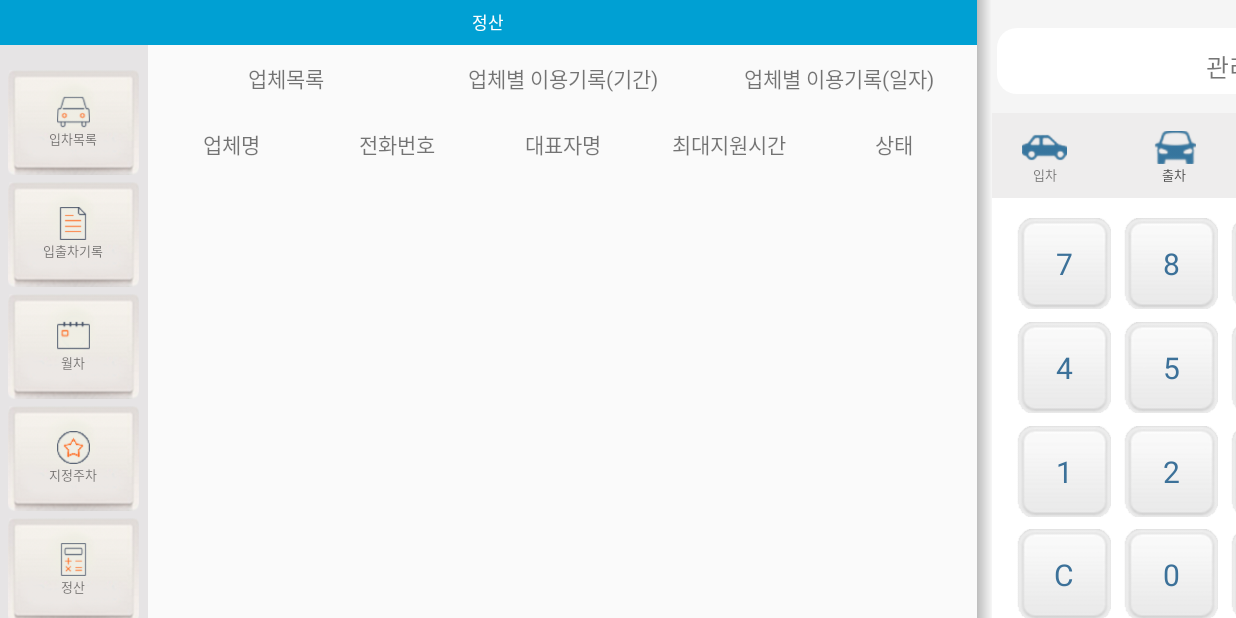
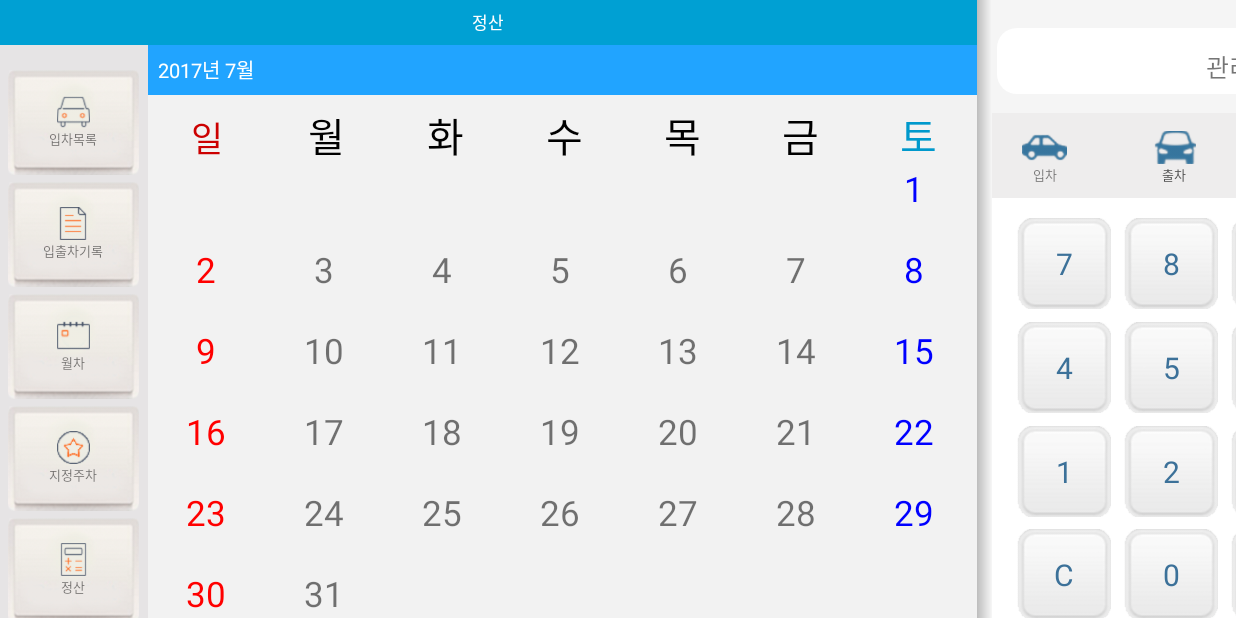
Before and after one commit to XisoDev/xposnative, an Android app: the screen it shows after launch (MainActivity), after a tap on "정산", on a phone screen of 824 x 412 dp (held sideways). Run offline under Robolectric (Android 15) with nearby library versions, the phone set to English and light mode, and no system bars; plain views replace FloatingActionButton; 2 other taps on this screen came first.

Commit message:
calendar

```diff
--- /dev/null
+++ b/app/src/main/java/com/example/macarrow/xPos/DayInfo.java
@@ -0,0 +1,43 @@
+package com.example.macarrow.xPos;
+
+public class DayInfo {
+
+    private String day;
+    private boolean inMonth;
+
+    /**
+     * 날짜를 반환한다.
+     *
+     * @return day 날짜
+     */
+    public String getDay() {
+        return day;
+    }
+
+    /**
+     * 날짜를 저장한다.
+     *
+     * @param day 날짜
+     */
+    public void setDay(String day) {
+        this.day = day;
+    }
+
+    /**
+     * 이번달의 날짜인지 정보를 반환한다.
+     *
+     * @return inMonth(true/false)
+     */
+    public boolean isInMonth() {
+        return inMonth;
+    }
+
+    /**
+     * 이번달의 날짜인지 정보를 저장한다.
+     *
+     * @param inMonth(true/false)
+     */
+    public void setInMonth(boolean inMonth) {
+        this.inMonth = inMonth;
+    }
+}
--- a/app/src/main/java/com/example/macarrow/xPos/MainActivity.java
+++ b/app/src/main/java/com/example/macarrow/xPos/MainActivity.java
@@ -19,6 +19,7 @@ import android.widget.TextView;
 import com.example.macarrow.xPos.Services.CarType_Services;
 import com.example.macarrow.xPos.Services.Garage_Service;
 import com.example.macarrow.xPos.Services.Month_Service;
+import com.example.macarrow.xPos.fragment.Calcu_Fragment;
 import com.example.macarrow.xPos.fragment.Config.Config_CarType_Add;
 import com.example.macarrow.xPos.fragment.Cooper_Fragment;
 import com.example.macarrow.xPos.fragment.Garage.CarTypeList;
@@ -418,7 +419,7 @@ public class MainActivity extends Activity {
                         break;
 
                     case R.id.tab_calcu:
-                        //fm.beginTransaction().replace(R.id.content_fragment, new Calcu_Fragment()).commit();
+                        fm.beginTransaction().replace(R.id.content_fragment, new Calcu_Fragment()).commit();
                         mainTitle.setText("정산");
                         break;
 
--- /dev/null
+++ b/app/src/main/java/com/example/macarrow/xPos/adapter/CalcuAdapter.java
@@ -0,0 +1,92 @@
+package com.example.macarrow.xPos.adapter;
+
+import android.content.Context;
+import android.graphics.Color;
+import android.view.LayoutInflater;
+import android.view.View;
+import android.view.ViewGroup;
+import android.widget.BaseAdapter;
+import android.widget.TextView;
+
+import com.example.macarrow.xPos.DayInfo;
+import com.example.macarrow.xPos.R;
+
+import java.util.ArrayList;
+import java.util.Calendar;
+
+public class CalcuAdapter extends BaseAdapter {
+
+    private ArrayList<DayInfo> mDayList;
+    private Context mContext;
+    private int mResource;
+    private LayoutInflater mflater;
+
+    public CalcuAdapter (Context context, int textResource, ArrayList<DayInfo> dayList) {
+        this.mContext = context;
+        this.mDayList = dayList;
+        this.mResource = textResource;
+        this.mflater = (LayoutInflater) mContext.getSystemService(Context.LAYOUT_INFLATER_SERVICE);
+    }
+
+    @Override
+    public int getCount() {
+        return mDayList.size();
+    }
+
+    @Override
+    public Object getItem(int position) {
+        return mDayList.get(position);
+    }
+
+    @Override
+    public long getItemId(int position) {
+        return 0;
+    }
+
+    @Override
+    public View getView (int position, View convertView, ViewGroup parent) {
+
+        DayInfo day = mDayList.get(position);
+        ViewHolder dayViewHolder;
+
+        if (convertView == null) {
+
+            convertView = mflater.inflate(mResource, null);
+            dayViewHolder = new ViewHolder();
+            dayViewHolder.day = (TextView) convertView.findViewById(R.id.calendar_day);
+            convertView.setTag(dayViewHolder);
+
+        } else {
+            dayViewHolder = (ViewHolder) convertView.getTag();
+
+        } if (day != null) {
+
+            Calendar mCal = Calendar.getInstance();
+            Integer today = mCal.get(Calendar.DAY_OF_MONTH);
+            String sToday = String.valueOf(today);
+            dayViewHolder.day.setText(day.getDay());
+
+            if (day.isInMonth()) {
+
+                if (day.getDay() == sToday) {
+                    dayViewHolder.day.setTextColor(Color.GREEN);
+                } else if (position % 7 == 0) {
+                    dayViewHolder.day.setTextColor(Color.RED);
+                } else if (position % 7 == 6) {
+                    dayViewHolder.day.setTextColor(Color.BLUE);
+                }
+
+            } else {
+                dayViewHolder.day.setText("");
+            }
+
+        }
+        return convertView;
+    }
+}
+
+class ViewHolder {
+
+    public TextView day;
+
+}
--- /dev/null
+++ b/app/src/main/java/com/example/macarrow/xPos/fragment/Calcu_Fragment.java
@@ -0,0 +1,192 @@
+package com.example.macarrow.xPos.fragment;
+
+import android.app.Fragment;
+import android.os.Bundle;
+import android.view.LayoutInflater;
+import android.view.View;
+import android.view.ViewGroup;
+import android.widget.AdapterView;
+import android.widget.Button;
+import android.widget.GridView;
+import android.widget.TextView;
+import android.widget.Toast;
+import com.example.macarrow.xPos.DayInfo;
+import com.example.macarrow.xPos.R;
+import com.example.macarrow.xPos.Services.Garage_Service;
+import com.example.macarrow.xPos.Services.Month_Service;
+import com.example.macarrow.xPos.adapter.CalcuAdapter;
+import java.util.ArrayList;
+import java.util.Calendar;
+
+public class Calcu_Fragment extends Fragment implements View.OnClickListener, AdapterView.OnItemClickListener{
+
+    public Calcu_Fragment(){}
+
+    public static int SUNDAY        = 1;
+    public static int MONDAY        = 2;
+    public static int TUESDAY       = 3;
+    public static int WEDNSESDAY    = 4;
+    public static int THURSDAY      = 5;
+    public static int FRIDAY        = 6;
+    public static int SATURDAY      = 7;
+
+    private ArrayList<DayInfo> mDayList;
+    private CalcuAdapter mAdapter;
+    private TextView DateTextView;
+    private GridView CalGrid;
+
+    Calendar mLastMonthCalendar;
+    Calendar mThisMonthCalendar;
+    Calendar mNextMonthCalendar;
+
+    final Garage_Service garageService = new Garage_Service(getActivity(), "garage.db", null, 1);
+    final Month_Service monthService = new Month_Service(getActivity(), "month.db", null, 1);
+
+    @Override
+    public View onCreateView(LayoutInflater inflater, ViewGroup container, Bundle savedInstanceState) {
+
+        View view = inflater.inflate(R.layout.calcu, container, false);
+
+        final TextView Total_amounts = (TextView)view.findViewById(R.id.total_amounts);
+        final TextView Month_amounts = (TextView)view.findViewById(R.id.month_amounts);
+        final TextView Dc_coopers = (TextView)view.findViewById(R.id.dc_coopers);
+        final TextView Pay_amounts = (TextView)view.findViewById(R.id.pay_amounts);
+        final TextView Receivable = (TextView)view.findViewById(R.id.receivable);
+        final TextView In_car_count = (TextView)view.findViewById(R.id.in_car_count);
+        final TextView Out_car_count = (TextView)view.findViewById(R.id.out_car_count);
+        DateTextView = (TextView)view.findViewById(R.id.dateTextView);
+        CalGrid = (GridView)view.findViewById(R.id.calGrid);
+        Button PrevButton = (Button)view.findViewById(R.id.prevButton);
+        Button NextButton = (Button)view.findViewById(R.id.nextButton);
+
+        mDayList = new ArrayList<DayInfo>();
+
+        PrevButton.setOnClickListener(this);
+        NextButton.setOnClickListener(this);
+        CalGrid.setOnItemClickListener(this);
+
+        return view;
+
+    }
+
+    @Override
+    public void onResume() {
+        super.onResume();
+        mThisMonthCalendar = Calendar.getInstance();
+        mThisMonthCalendar.set(Calendar.DAY_OF_MONTH, 1);
+        getCalendar(mThisMonthCalendar);
+    }
+
+    private void getCalendar(Calendar calendar) {
+        int lastMonthStartDay;
+        int dayOfMonth;
+        int thisMonthLastDay;
+
+        mDayList.clear();
+
+        // 이번달 시작일의 요일을 구한다. 시작일이 일요일인 경우 인덱스를 1(일요일)에서 8(다음주 일요일)로 바꾼다.)
+        dayOfMonth = calendar.get(Calendar.DAY_OF_WEEK);
+        thisMonthLastDay = calendar.getActualMaximum(Calendar.DAY_OF_MONTH);
+
+        calendar.add(Calendar.MONTH, -1);
+
+        // 지난달의 마지막 일자를 구한다.
+        lastMonthStartDay = calendar.getActualMaximum(Calendar.DAY_OF_MONTH);
+
+        calendar.add(Calendar.MONTH, 1);
+
+        if(dayOfMonth == SUNDAY) {
+            dayOfMonth += 7;
+        }
+
+        lastMonthStartDay -= (dayOfMonth-1)-1;
+
+        // 캘린더 타이틀(년월 표시)을 세팅한다.
+        DateTextView.setText(mThisMonthCalendar.get(Calendar.YEAR) + "년 " + (mThisMonthCalendar.get(Calendar.MONTH) + 1) + "월");
+
+        DayInfo day;
+
+        for(int i=0; i<dayOfMonth-1; i++) {
+            int date = lastMonthStartDay+i;
+            day = new DayInfo();
+            day.setDay(Integer.toString(date));
+            day.setInMonth(false);
+
+            mDayList.add(day);
+        }
+        for(int i=1; i <= thisMonthLastDay; i++) {
+            day = new DayInfo();
+            day.setDay(Integer.toString(i));
+            day.setInMonth(true);
+
+            mDayList.add(day);
+        }
+        for(int i=1; i<42-(thisMonthLastDay+dayOfMonth-1)+1; i++) {
+            day = new DayInfo();
+            day.setDay(Integer.toString(i));
+            day.setInMonth(false);
+
+            mDayList.add(day);
+        }
+        initCalendarAdapter();
+    }
+
+    private Calendar getLastMonth(Calendar calendar) {
+        calendar.set(calendar.get(Calendar.YEAR), calendar.get(Calendar.MONTH), 1);
+        calendar.add(Calendar.MONTH, -1);
+        DateTextView.setText(mThisMonthCalendar.get(Calendar.YEAR) + "년 "
+                + (mThisMonthCalendar.get(Calendar.MONTH) + 1) + "월");
+        return calendar;
+    }
+
+    private Calendar getNextMonth(Calendar calendar) {
+        calendar.set(calendar.get(Calendar.YEAR), calendar.get(Calendar.MONTH), 1);
+        calendar.add(Calendar.MONTH, +1);
+        DateTextView.setText(mThisMonthCalendar.get(Calendar.YEAR) + "년 " + (mThisMonthCalendar.get(Calendar.MONTH) + 1) + "월");
+        return calendar;
+    }
+
+    @Override
+    public void onItemClick(AdapterView<?> parent, View view, int position, long id) {
+
+        DayInfo day = mDayList.get(position);
+//        Toast.makeText(getActivity(), mThisMonthCalendar.get(Calendar.YEAR) + "/" + (mThisMonthCalendar.get(Calendar.MONTH) +1) + "/" + Integer.parseInt(day.getDay()), Toast.LENGTH_SHORT).show();
+
+        int year = mThisMonthCalendar.get(Calendar.YEAR);
+        int month = mThisMonthCalendar.get(Calendar.MONTH)+1;
+        int sDay = Integer.parseInt(day.getDay());
+
+        int monthAmount = monthService.amountSum(year, month, sDay);
+
+        Toast.makeText(getActivity(), monthAmount+"", Toast.LENGTH_SHORT).show();
+
+
+
+
+
+
+
+
+
+
+    }
+
+    @Override
+    public void onClick(View v) {
+        switch(v.getId()) {
+            case R.id.prevButton:
+                mThisMonthCalendar = getLastMonth(mThisMonthCalendar);
+                getCalendar(mThisMonthCalendar);
+                break;
+            case R.id.nextButton:
+                mThisMonthCalendar = getNextMonth(mThisMonthCalendar);
+                getCalendar(mThisMonthCalendar);
+                break;
+        }
+    }
+
+    private void initCalendarAdapter() {
+        mAdapter = new CalcuAdapter(getActivity(), R.layout.month_calendar_view, mDayList);
+        CalGrid.setAdapter(mAdapter);
+    }
+}
--- a/app/src/main/java/com/example/macarrow/xPos/fragment/Cooper_Fragment.java
+++ b/app/src/main/java/com/example/macarrow/xPos/fragment/Cooper_Fragment.java
@@ -15,7 +15,6 @@ import android.widget.DatePicker;
 import android.widget.EditText;
 import android.widget.ListView;
 import android.widget.TextView;
-
 import com.example.macarrow.xPos.R;
 import com.example.macarrow.xPos.Services.Cooper_Services;
 import com.example.macarrow.xPos.Services.Garage_Service;
--- a/app/src/main/res/layout/calcu.xml
+++ b/app/src/main/res/layout/calcu.xml
@@ -14,23 +14,93 @@
         android:background="@android:color/white"
         >
         <TextView
-            android:id="@+id/sCal_dateTextView"
+            android:id="@+id/dateTextView"
             android:layout_width="match_parent"
-            android:layout_height="50dp"
+            android:layout_height="50px"
             android:background="#21a4ff"
             android:gravity="center_vertical"
-            android:paddingLeft="10dp"
+            android:paddingLeft="10px"
             android:textColor="@android:color/white"
-            android:textSize="20sp"
+            android:textSize="20px"
             />
+        <LinearLayout
+            android:layout_width="match_parent"
+            android:layout_height="70px"
+            android:orientation="horizontal"
+            android:background="#f2f2f2"
+            >
+            <TextView
+                android:layout_width="match_parent"
+                android:layout_height="70px"
+                android:textSize="35px"
+                android:text="일"
+                android:layout_weight="1"
+                android:gravity="center"
+                android:textColor="@android:color/holo_red_dark"
+                />
+            <TextView
+                android:layout_width="match_parent"
+                android:layout_height="80px"
+                android:textSize="40px"
+                android:text="월"
+                android:layout_weight="1"
+                android:gravity="center"
+                android:textColor="@android:color/black"
+                />
+            <TextView
+                android:layout_width="match_parent"
+                android:layout_height="80px"
+                android:textSize="40px"
+                android:text="화"
+                android:layout_weight="1"
+                android:gravity="center"
+                android:textColor="@android:color/black"
+                />
+            <TextView
+                android:layout_width="match_parent"
+                android:layout_height="80px"
+                android:textSize="40px"
+                android:text="수"
+                android:layout_weight="1"
+                android:gravity="center"
+                android:textColor="@android:color/black"
+                />
+            <TextView
+                android:layout_width="match_parent"
+                android:layout_height="80px"
+                android:textSize="40px"
+                android:text="목"
+                android:layout_weight="1"
+                android:gravity="center"
+                android:textColor="@android:color/black"
+                />
+            <TextView
+                android:layout_width="match_parent"
+                android:layout_height="80px"
+                android:textSize="40px"
+                android:text="금"
+                android:layout_weight="1"
+                android:gravity="center"
+                android:textColor="@android:color/black"
+                />
+            <TextView
+                android:layout_width="match_parent"
+                android:layout_height="80px"
+                android:textSize="40px"
+                android:text="토"
+                android:layout_weight="1"
+                android:gravity="center"
+                android:textColor="@android:color/holo_blue_dark"
+                />
+        </LinearLayout>
         <GridView
-            android:numColumns="7"
-            android:id="@+id/sCal_calGrid"
-            android:background="#f2f2f2"
-            android:verticalSpacing="1dp"
-            android:horizontalSpacing="1dp"
+            android:id="@+id/calGrid"
             android:layout_width="match_parent"
             android:layout_height="match_parent"
+            android:background="#f2f2f2"
+            android:horizontalSpacing="1dp"
+            android:numColumns="7"
+            android:verticalSpacing="1dp"
             />
     </LinearLayout>
     <LinearLayout
@@ -40,14 +110,14 @@
         android:orientation="horizontal"
         >
         <Button
-            android:id="@+id/sCal_prevButton"
+            android:id="@+id/prevButton"
             android:layout_width="match_parent"
             android:layout_height="match_parent"
             android:layout_weight="1"
             android:text="지난달"
             />
         <Button
-            android:id="@+id/sCal_nextButton"
+            android:id="@+id/nextButton"
             android:layout_width="match_parent"
             android:layout_height="match_parent"
             android:layout_weight="1"
--- a/app/src/main/res/layout/month_calendar_view.xml
+++ b/app/src/main/res/layout/month_calendar_view.xml
@@ -7,22 +7,16 @@
         android:id="@+id/calendar_day"
         android:gravity="center_horizontal"
         android:layout_width="wrap_content"
-        android:layout_height="80dp"
-        android:textSize="20sp"
-        android:layout_gravity="top|center"
+        android:layout_height="80px"
+        android:textSize="35px"
+        android:layout_gravity="center"
         />
     <TextView
-        android:id="@+id/calendar_month_in"
+        android:id="@+id/month_cnt"
         android:layout_width="match_parent"
         android:layout_height="40dp"
-        android:layout_marginTop="30dp"
         android:textSize="10sp"
-        />
-    <TextView
-        android:id="@+id/calendar_month_out"
-        android:layout_width="match_parent"
-        android:layout_height="40dp"
-        android:layout_marginTop="40dp"
-        android:textSize="10sp"
+        android:layout_gravity="bottom"
+        android:textAlignment="textEnd"
         />
 </FrameLayout>
```
Also changed, not shown: app/src/main/java/com/example/macarrow/xPos/MonthCal.java (deleted, +0 -26 lines), app/src/main/java/com/example/macarrow/xPos/Services/Month_Service.java (+29 -3 lines), app/src/main/java/com/example/macarrow/xPos/fragment/Month/Month_Calendar.java (+25 -18 lines).
